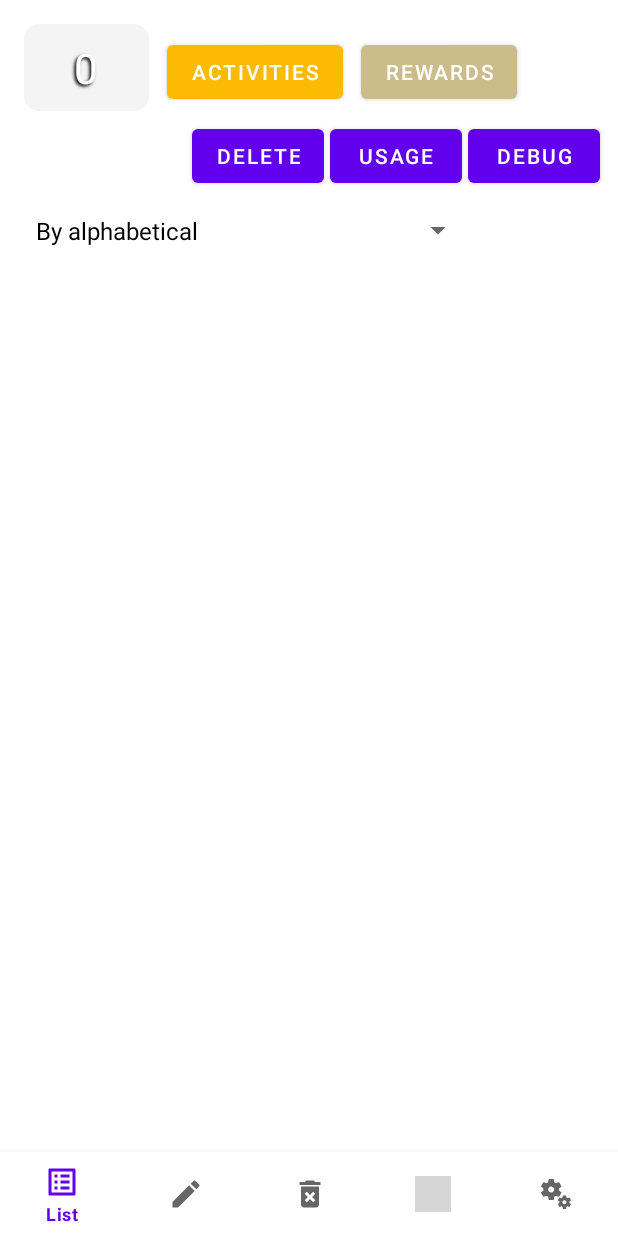
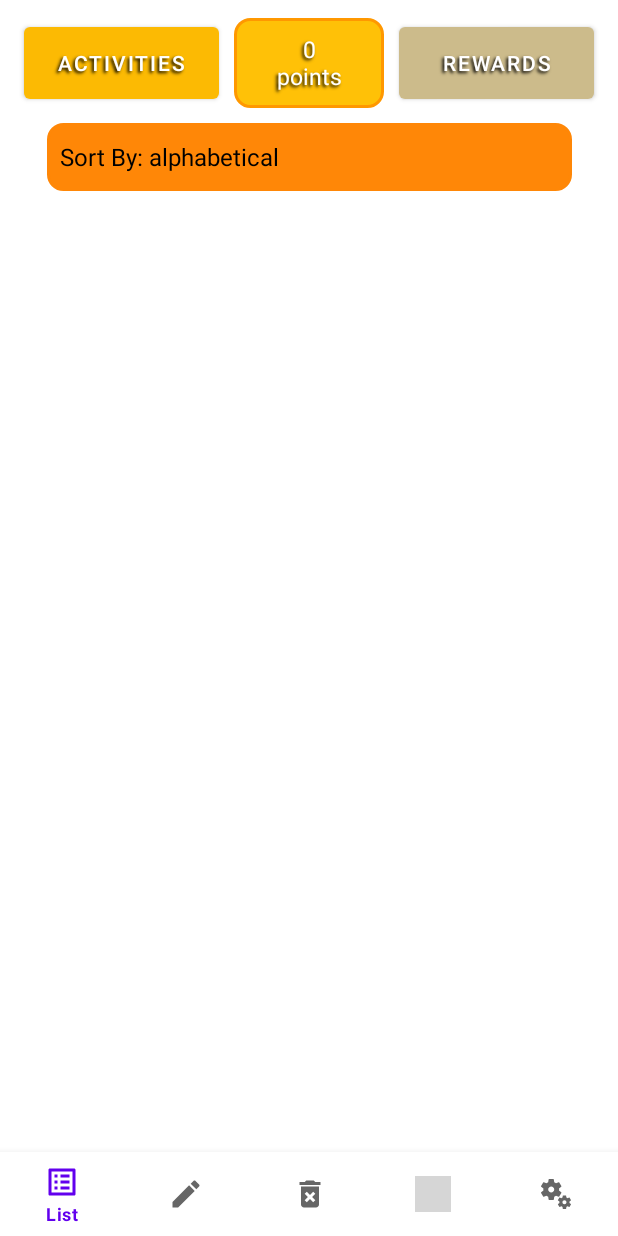
Before and after one commit to Garnicanicolas32/Earn-it-app, an Android app: the screen it shows after launch (MainActivity), on a phone screen of 412 x 824 dp. Run offline under Robolectric (Android 15) with nearby library versions, the phone set to English and light mode, and no system bars; grey boxes are pictures that could not be loaded.

Commit message:
MainActivtyPortraitDone

```diff
--- a/RewardsKotlin/app/src/main/java/com/example/rewardskotlin/MainActivity.kt
+++ b/RewardsKotlin/app/src/main/java/com/example/rewardskotlin/MainActivity.kt
@@ -4,12 +4,11 @@ import android.content.Intent
 import android.content.SharedPreferences
 import android.graphics.Color
 import android.os.Bundle
-import android.util.Log
 import android.view.View
 import android.widget.AdapterView
 import android.widget.ArrayAdapter
 import androidx.appcompat.app.AppCompatActivity
-import androidx.core.view.isVisible
+import androidx.core.text.HtmlCompat
 import androidx.lifecycle.ViewModelProvider
 import androidx.recyclerview.widget.LinearLayoutManager
 import com.example.rewardskotlin.adapter.RewardAdapter
@@ -86,7 +85,11 @@ class MainActivity : AppCompatActivity() {
         mutablePoints.changePoints(globalData.globalPoints)
 
         mutablePoints.currentPoints.observe(this) {
-            viewBinding.txtPoints.text = it.toString()
+            //viewBinding.txtPoints.text = it.toString()
+            viewBinding.txtPoints.text = HtmlCompat.fromHtml(
+                "$it<br>points",
+                HtmlCompat.FROM_HTML_MODE_LEGACY
+            ).toString()
             globalData.globalPoints = it
         }
 
@@ -151,16 +154,19 @@ class MainActivity : AppCompatActivity() {
                     var listaA = globalData.listActivities
                     when (position) {
                         0 -> {
-
                             listaR = sortAlphabetically(globalData.listRewards)
                             listaA = sortAlphabetically(globalData.listActivities)
                         }
                         1 -> {
+                            listaR = sortReverseAlphabetically(globalData.listRewards)
+                            listaA = sortReverseAlphabetically(globalData.listActivities)
+                        }
+                        2 -> {
 
                             listaR = sortByPoints(globalData.listRewards, LETTERS)
                             listaA = sortByPoints(globalData.listActivities, LETTERS)
                         }
-                        2 -> {
+                        3 -> {
 
                             listaR = sortByPoints(globalData.listRewards, LETTERS.reversed())
                             listaA = sortByPoints(globalData.listActivities, LETTERS.reversed())
@@ -199,41 +205,11 @@ class MainActivity : AppCompatActivity() {
                 }
                 R.id.BottomConfig -> {
                     DEBUGMODE = !DEBUGMODE
-                    viewBinding.btnDebugAnything.isVisible = DEBUGMODE
-                    viewBinding.btnRemoveUsage.isVisible = DEBUGMODE
-                    viewBinding.btnDeleteAll.isVisible = DEBUGMODE
                     true
                 }
                 else -> false
             }
         }
-
-        ///- - - - - - - DEBUG FEATURES
-        viewBinding.btnDebugAnything.isVisible = DEBUGMODE
-        viewBinding.btnRemoveUsage.isVisible = DEBUGMODE
-        viewBinding.btnDeleteAll.isVisible = DEBUGMODE
-
-        if (DEBUGMODE) {
-            viewBinding.btnDebugAnything.setOnClickListener {
-                Log.i("ver", Gson().toJson(globalData.listActivities.map { it.name } + globalData.listRewards.map { it.name }))
-            }
-            viewBinding.btnDeleteAll.setOnClickListener {
-                globalData.listRewards = emptyList()
-                globalData.listActivities = emptyList()
-                saveData(globalData)
-                refresh()
-            }
-            viewBinding.btnRemoveUsage.setOnClickListener {
-                globalData.listRewards.forEach {
-                    it.usagePercentageCount = 1f
-                }
-                globalData.listActivities.forEach {
-                    it.usagePercentageCount = 1f
-                }
-                refresh()
-            }
-        }
-        //END OF DEBUG FEATURES / / / / / /
 
         refresh() //LASTLY
     }
@@ -366,6 +342,16 @@ class MainActivity : AppCompatActivity() {
             (first + o1.tagName + o1.name).compareTo(second + o2.tagName + o2.name)
         }
         return retorno
+    }
+
+    private fun sortReverseAlphabetically(arrayList: List<Reward>): List<Reward> {
+        val retorno = arrayList.toMutableList()
+        retorno.sortWith { o1: Reward, o2: Reward ->
+            val first = if (o1.tagName == DEFAULTTAG) 'a' else 'b'
+            val second = if (o2.tagName == DEFAULTTAG) 'a' else 'b'
+            (first + o1.tagName + o1.name).compareTo(second + o2.tagName + o2.name)
+        }
+        return retorno.reversed()
     }
 
     private fun sortByPoints(arrayList: List<Reward>, lettersUse: List<Char>): List<Reward> {
--- /dev/null
+++ b/RewardsKotlin/app/src/main/res/drawable/outlined_rounded.xml
@@ -0,0 +1,17 @@
+<?xml version="1.0" encoding="utf-8"?>
+<shape xmlns:android="http://schemas.android.com/apk/res/android" >
+    <solid android:color="#FFC107" />
+
+    <stroke
+        android:width="2dp"
+        android:color="#FF9800"
+        />
+
+    <padding
+        android:left="1dp"
+        android:right="1dp"
+        android:bottom="1dp"
+        android:top="1dp" />
+
+    <corners android:radius="10dp" />
+</shape>
--- a/RewardsKotlin/app/src/main/res/layout/activity_main.xml
+++ b/RewardsKotlin/app/src/main/res/layout/activity_main.xml
@@ -15,96 +15,83 @@
 
         <TextView
             android:id="@+id/txtPoints"
-            android:layout_width="83dp"
-            android:layout_height="58dp"
-            android:layout_marginStart="16dp"
-            android:layout_marginTop="16dp"
+            android:layout_width="100dp"
+            android:layout_height="60dp"
 
+            android:layout_marginTop="12dp"
             android:autoSizeTextType="uniform"
-            android:maxLines="1"
-            android:background="@drawable/rounded_corner"
+            android:background="@drawable/outlined_rounded"
             android:gravity="center"
+            android:maxLines="2"
             android:padding="10dp"
-            android:textSize="35sp"
             android:shadowColor="#000000"
             android:shadowDx="-2"
             android:shadowDy="1.5"
             android:shadowRadius="2"
             android:textColor="#FFFFFF"
 
-            app:layout_constraintStart_toStartOf="parent"
+            android:textSize="35sp"
+            app:layout_constraintEnd_toStartOf="@+id/btnListRewards"
+            app:layout_constraintStart_toEndOf="@+id/btnListActivities"
             app:layout_constraintTop_toTopOf="parent"
             tools:text="puntos" />
 
         <androidx.recyclerview.widget.RecyclerView
             android:id="@+id/listOfRewards"
             android:layout_width="match_parent"
-            android:layout_height="495dp"
-            android:layout_marginTop="56dp"
-            app:layout_constraintTop_toBottomOf="@+id/btnRemoveUsage"
+            android:layout_height="0dp"
+            app:layout_constraintBottom_toTopOf="@+id/bottomBar"
+            app:layout_constraintTop_toBottomOf="@+id/spinnerSort"
+            app:layout_constraintVertical_bias="0.0"
             tools:layout_editor_absoluteX="0dp" />
 
         <Button
             android:id="@+id/btnListActivities"
-            android:layout_width="wrap_content"
-            android:layout_height="wrap_content"
-            android:layout_marginStart="12dp"
-            android:layout_marginTop="24dp"
+            android:layout_width="130dp"
+            android:layout_height="60dp"
+            android:textColor="@color/white"
+            android:shadowColor="#000000"
+            android:shadowDx="-2"
+            android:shadowDy="1.5"
+            android:shadowRadius="2"
+            android:layout_marginStart="16dp"
             android:text="@string/activities"
-            app:layout_constraintStart_toEndOf="@+id/txtPoints"
-            app:layout_constraintTop_toTopOf="parent" />
+            app:layout_constraintStart_toStartOf="parent"
+            app:layout_constraintTop_toTopOf="@+id/txtPoints" />
 
         <Button
             android:id="@+id/btnListRewards"
-            android:layout_width="wrap_content"
-            android:layout_height="wrap_content"
-            android:layout_marginStart="12dp"
-            android:layout_marginTop="24dp"
+            android:layout_width="130dp"
+            android:layout_height="60dp"
+            android:shadowColor="#000000"
+            android:textColor="@color/white"
+            android:shadowDx="-2"
+            android:shadowDy="1.5"
+            android:shadowRadius="2"
+            android:layout_marginEnd="16dp"
             android:text="@string/rewards"
-            app:layout_constraintStart_toEndOf="@+id/btnListActivities"
-            app:layout_constraintTop_toTopOf="parent" />
-
-        <Button
-            android:id="@+id/btnDeleteAll"
-            android:layout_width="wrap_content"
-            android:layout_height="wrap_content"
-            android:layout_marginTop="8dp"
-            android:text="@string/delete_all"
             app:layout_constraintEnd_toEndOf="parent"
-            app:layout_constraintHorizontal_bias="0.395"
-            app:layout_constraintStart_toStartOf="parent"
-            app:layout_constraintTop_toBottomOf="@+id/btnListActivities" />
-
-        <Button
-            android:id="@+id/btnRemoveUsage"
-            android:layout_width="wrap_content"
-            android:layout_height="wrap_content"
-            android:layout_marginStart="4dp"
-            android:layout_marginTop="8dp"
-            android:text="@string/usage"
-            app:layout_constraintStart_toEndOf="@+id/btnDeleteAll"
-            app:layout_constraintTop_toBottomOf="@+id/btnListActivities" />
-
-        <Button
-            android:id="@+id/btnDebugAnything"
-            android:layout_width="wrap_content"
-            android:layout_height="wrap_content"
-            android:layout_marginStart="4dp"
-            android:layout_marginTop="8dp"
-            android:text="debug"
-            app:layout_constraintStart_toEndOf="@+id/btnRemoveUsage"
-            app:layout_constraintTop_toBottomOf="@+id/btnListActivities" />
+            app:layout_constraintTop_toTopOf="@+id/txtPoints" />
 
         <Spinner
             android:id="@+id/spinnerSort"
-            android:layout_width="300dp"
-            android:layout_height="35dp"
-            android:layout_marginStart="16dp"
-            android:layout_marginTop="8dp"
+            android:layout_width="350dp"
+            android:layout_height="45dp"
+            android:background="@drawable/outlined_rounded"
+            android:backgroundTint="#FF8707"
+            android:layout_marginTop="10dp"
             android:entries="@array/ordenar"
+            android:shadowColor="#000000"
+            android:shadowDx="-2"
+            android:shadowDy="1.5"
+            android:shadowRadius="2"
+            android:gravity="center"
+            android:textAlignment="center"
             android:minHeight="48dp"
+            app:layout_constraintEnd_toEndOf="parent"
             app:layout_constraintStart_toStartOf="parent"
-            app:layout_constraintTop_toBottomOf="@+id/btnDeleteAll">
+            app:layout_constraintTop_toBottomOf="@+id/txtPoints"
+            tools:ignore="TouchTargetSizeCheck">
 
         </Spinner>
 
@@ -114,7 +101,7 @@
             android:layout_height="wrap_content"
             app:layout_constraintBottom_toBottomOf="parent"
             app:layout_constraintStart_toStartOf="parent"
-            app:menu="@menu/bottom_nav_menu"/>
+            app:menu="@menu/bottom_nav_menu" />
 
     </androidx.constraintlayout.widget.ConstraintLayout>
 
--- a/RewardsKotlin/app/src/main/res/layout/item_reward.xml
+++ b/RewardsKotlin/app/src/main/res/layout/item_reward.xml
@@ -140,6 +140,8 @@
         android:background="@drawable/pointsbutton"
         android:backgroundTint="#E1E1E1"
 
+        app:layout_constraintEnd_toEndOf="parent"
+        app:layout_constraintHorizontal_bias="0.0"
         app:layout_constraintStart_toEndOf="@+id/txtName"
         app:layout_constraintTop_toTopOf="@+id/txtName"
         app:srcCompat="@drawable/ic_baseline_delete_forever_24" />
--- a/RewardsKotlin/app/src/main/res/values/strings.xml
+++ b/RewardsKotlin/app/src/main/res/values/strings.xml
@@ -34,8 +34,9 @@
     </string-array>
 
     <string-array name="ordenar">
-    <item>By alphabetical</item>
-    <item>By price</item>
-    <item>By price REVERSE</item>
+    <item>Sort By: alphabetical</item>
+    <item>Sort By: alphabetical REVERSE</item>
+    <item>Sort By: price</item>
+    <item>Sort By: price REVERSE</item>
     </string-array>
 </resources>
```
